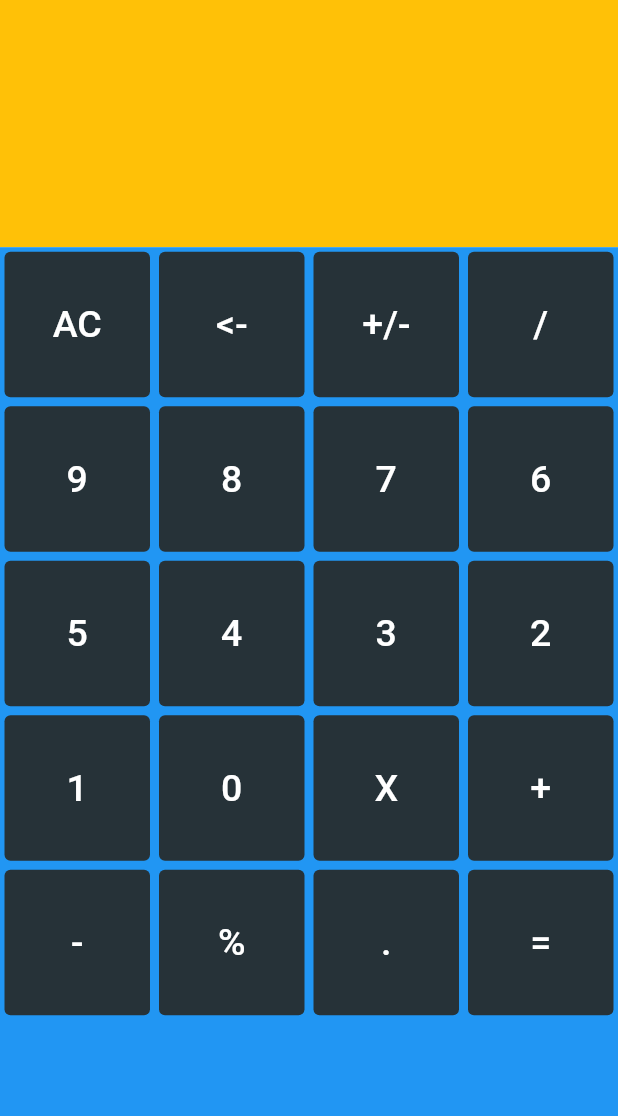
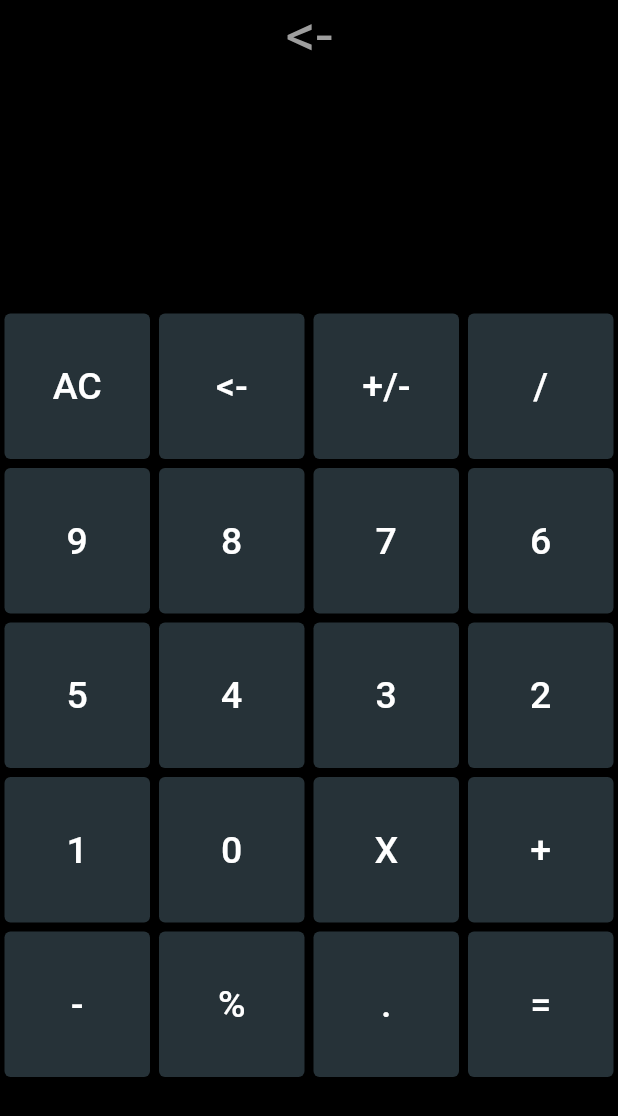
Before and after one commit to mittalayush1430/calculator, a Flutter app: the screen it shows after launch, after a tap on "<-", on a phone screen of 412 x 824 dp. Shown: the top 1116 px of the screen. Run offline on Flutter 3.47's test engine with Material 2 defaults, Android fonts, the phone set to English and light mode, and no system bars; our stand-ins replace math_expressions.

Commit message:
refactored the code

```diff
--- /dev/null
+++ b/analysis_options.yaml
@@ -0,0 +1 @@
+include: package:lint/analysis_options.yaml
--- /dev/null
+++ b/lib/calculator_screen.dart
@@ -0,0 +1,71 @@
+import 'package:flutter/material.dart';
+import 'package:math_expressions/math_expressions.dart';
+
+import 'common_widgets.dart';
+import 'constants.dart';
+
+class CalculatorScreen extends StatefulWidget {
+  const CalculatorScreen({Key? key}) : super(key: key);
+
+  @override
+  _CalculatorScreenState createState() => _CalculatorScreenState();
+}
+
+class _CalculatorScreenState extends State<CalculatorScreen> {
+  String text = '';
+  void updateScreen(String value) {
+    if (value == 'AC') {
+      setState(() => text = '');
+    } else if (value == '=') {
+      final parser = Parser();
+      final cm = ContextModel();
+      final exp = parser.parse(text);
+      final eval = (exp.evaluate(EvaluationType.REAL, cm) as num).toDouble();
+      setState(() => text = eval.toInt().toString());
+    } else {
+      setState(() => text += value);
+    }
+  }
+
+  @override
+  Widget build(BuildContext context) {
+    return Scaffold(
+      backgroundColor: black,
+      body: Column(
+        children: [
+          Expanded(
+            child: Container(
+              color: Colors.black,
+              child: Text(
+                text,
+                textAlign: TextAlign.end,
+                style: const TextStyle(
+                  color: Colors.grey,
+                  fontSize: 40.0,
+                ),
+              ),
+            ),
+          ),
+          Expanded(
+            flex: 3,
+            child: GridView.builder(
+              physics: const NeverScrollableScrollPhysics(),
+              itemCount: buttonList.length,
+              gridDelegate: const SliverGridDelegateWithFixedCrossAxisCount(
+                crossAxisCount: 4,
+              ),
+              itemBuilder: (context, index) {
+                return BaseButtonTemplate(
+                  text: buttonList[index],
+                  buttonColor: blueGreyShade900,
+                  textColor: white,
+                  callBack: updateScreen,
+                );
+              },
+            ),
+          ),
+        ],
+      ),
+    );
+  }
+}
--- a/lib/Widgets/widgets.dart
+++ b/lib/common_widgets.dart
@@ -1,21 +1,4 @@
 import 'package:flutter/material.dart';
-
-class ResultBar extends StatelessWidget {
-  const ResultBar({Key? key, required this.text}) : super(key: key);
-  final String text;
-
-  @override
-  Widget build(BuildContext context) {
-    return Container(
-      color: Colors.black,
-      child: Text(
-        text,
-        textAlign: TextAlign.end,
-        style: TextStyle(color: Colors.grey, fontSize: 40.0),
-      ),
-    );
-  }
-}
 
 class BaseButtonTemplate extends StatelessWidget {
   const BaseButtonTemplate({
@@ -33,11 +16,13 @@ class BaseButtonTemplate extends StatelessWidget {
   @override
   Widget build(BuildContext context) {
     return Container(
-      padding: EdgeInsets.all(3.0),
+      padding: const EdgeInsets.all(3.0),
       child: TextButton(
-        onPressed: () {
-          callBack(text);
-        },
+        onPressed: () => callBack(text),
+        style: TextButton.styleFrom(
+          backgroundColor: buttonColor,
+          primary: Colors.white,
+        ),
         child: Center(
           child: Text(
             text,
@@ -47,10 +32,6 @@ class BaseButtonTemplate extends StatelessWidget {
             ),
           ),
         ),
-        style: TextButton.styleFrom(
-          backgroundColor: buttonColor,
-          primary: Colors.white,
-        ),
       ),
     );
   }
--- a/lib/main.dart
+++ b/lib/main.dart
@@ -1,62 +1,16 @@
-import 'package:calculator/Widgets/widgets.dart';
-
-import 'Screens/calculatorScreen.dart';
+import 'package:calculator/calculator_screen.dart';
 import 'package:flutter/material.dart';
 
-import 'Utilities/constants.dart';
-
-void main() {
-  runApp(Calculator());
-}
+void main() => runApp(const Calculator());
 
 class Calculator extends StatelessWidget {
   const Calculator({Key? key}) : super(key: key);
 
   @override
   Widget build(BuildContext context) {
-    return MaterialApp(
+    return const MaterialApp(
       title: 'CALCULATOR',
-      home: Sample(),
+      home: CalculatorScreen(),
     );
   }
 }
-
-class Sample extends StatelessWidget {
-  const Sample({Key? key}) : super(key: key);
-
-  @override
-  Widget build(BuildContext context) {
-    return Scaffold(
-      body: Column(
-        children: [
-          Expanded(
-            flex: 1,
-            child: Container(
-              color: Colors.amber,
-            ),
-          ),
-          Expanded(
-            flex: 4,
-            child: Container(
-              color: Colors.blue,
-              child: GridView.builder(
-                physics: const NeverScrollableScrollPhysics(),
-                itemCount: buttonList.length,
-                gridDelegate: SliverGridDelegateWithFixedCrossAxisCount(
-                    crossAxisCount: 4),
-                itemBuilder: (context, index) {
-                  return BaseButtonTemplate(
-                    text: buttonList[index],
-                    buttonColor: blueGreyShade900,
-                    textColor: white,
-                    callBack: (text) => () {},
-                  );
-                },
-              ),
-            ),
-          ),
-        ],
-      ),
-    );
-  }
-}
```
Also changed, not shown: lib/Screens/calculatorScreen.dart (deleted, +0 -77 lines), pubspec.yaml (+7 -2 lines), lib/constants.dart (renamed from lib/Utilities/constants.dart), pubspec.lock.
